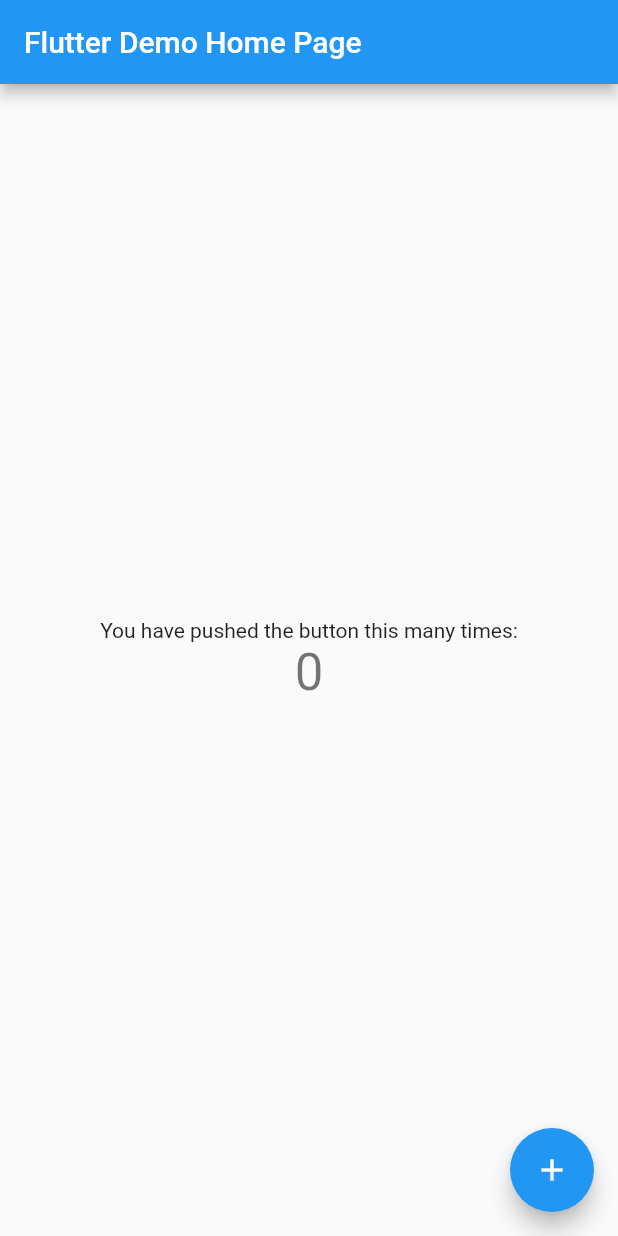
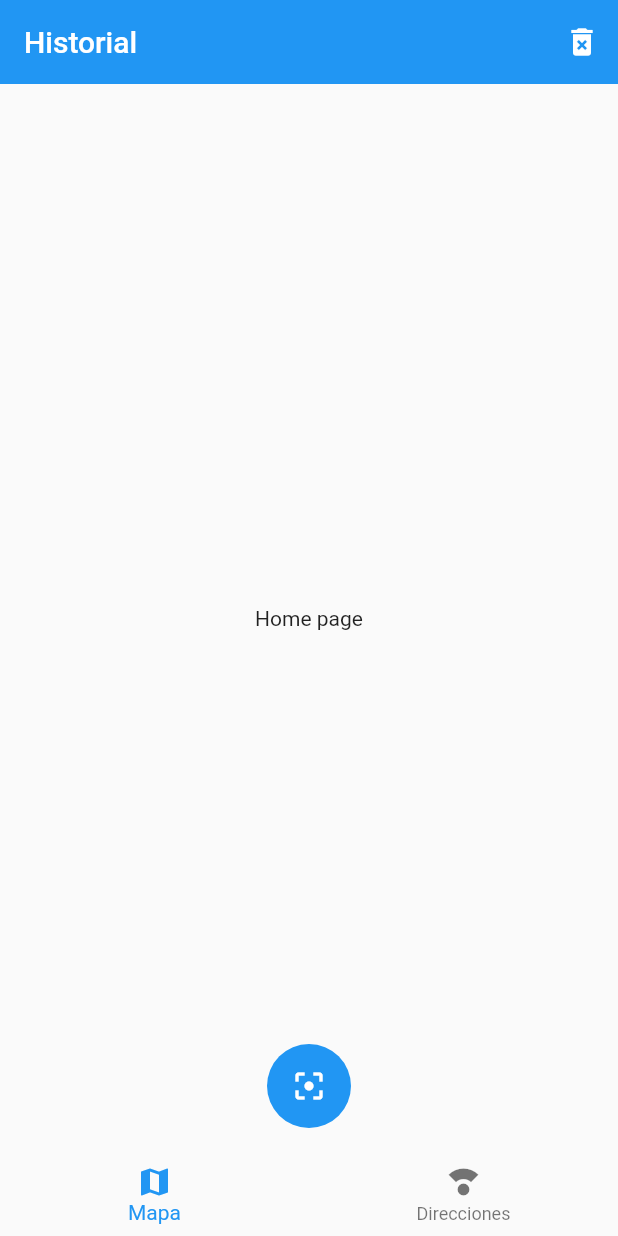
Before and after one commit to jhon2520/QR_Reader, a Flutter app: the screen it shows after launch, on a phone screen of 412 x 824 dp. Run offline on Flutter 3.47's test engine with Material 2 defaults, Android fonts, the phone set to English and light mode, and no system bars.

Commit message:
Se crearon el navigatonbar y el floatin button de la home page

```diff
--- a/lib/main.dart
+++ b/lib/main.dart
@@ -1,113 +1,22 @@
 import 'package:flutter/material.dart';
+import 'package:qr_reader/pages/home_paget.dart';
+import 'package:qr_reader/pages/mapa_page.dart';
 
 void main() {
   runApp(MyApp());
 }
+class MyApp extends StatelessWidget{
+  @override
+  Widget build(BuildContext context){
+    return MaterialApp(
 
-class MyApp extends StatelessWidget {
-  // This widget is the root of your application.
-  @override
-  Widget build(BuildContext context) {
-    return MaterialApp(
-      title: 'Flutter Demo',
-      theme: ThemeData(
-        // This is the theme of your application.
-        //
-        // Try running your application with "flutter run". You'll see the
-        // application has a blue toolbar. Then, without quitting the app, try
-        // changing the primarySwatch below to Colors.green and then invoke
-        // "hot reload" (press "r" in the console where you ran "flutter run",
-        // or simply save your changes to "hot reload" in a Flutter IDE).
-        // Notice that the counter didn't reset back to zero; the application
-        // is not restarted.
-        primarySwatch: Colors.blue,
-      ),
-      home: MyHomePage(title: 'Flutter Demo Home Page'),
+      debugShowCheckedModeBanner: false,
+      title: "Qr Reader",
+      initialRoute: "home",
+      routes: {
+        "home": (_) => HomePage(),
+        "mapa": (_) => MapaPage()
+      },
     );
   }
 }
-
-class MyHomePage extends StatefulWidget {
-  MyHomePage({Key? key, required this.title}) : super(key: key);
-
-  // This widget is the home page of your application. It is stateful, meaning
-  // that it has a State object (defined below) that contains fields that affect
-  // how it looks.
-
-  // This class is the configuration for the state. It holds the values (in this
-  // case the title) provided by the parent (in this case the App widget) and
-  // used by the build method of the State. Fields in a Widget subclass are
-  // always marked "final".
-
-  final String title;
-
-  @override
-  _MyHomePageState createState() => _MyHomePageState();
-}
-
-class _MyHomePageState extends State<MyHomePage> {
-  int _counter = 0;
-
-  void _incrementCounter() {
-    setState(() {
-      // This call to setState tells the Flutter framework that something has
-      // changed in this State, which causes it to rerun the build method below
-      // so that the display can reflect the updated values. If we changed
-      // _counter without calling setState(), then the build method would not be
-      // called again, and so nothing would appear to happen.
-      _counter++;
-    });
-  }
-
-  @override
-  Widget build(BuildContext context) {
-    // This method is rerun every time setState is called, for instance as done
-    // by the _incrementCounter method above.
-    //
-    // The Flutter framework has been optimized to make rerunning build methods
-    // fast, so that you can just rebuild anything that needs updating rather
-    // than having to individually change instances of widgets.
-    return Scaffold(
-      appBar: AppBar(
-        // Here we take the value from the MyHomePage object that was created by
-        // the App.build method, and use it to set our appbar title.
-        title: Text(widget.title),
-      ),
-      body: Center(
-        // Center is a layout widget. It takes a single child and positions it
-        // in the middle of the parent.
-        child: Column(
-          // Column is also a layout widget. It takes a list of children and
-          // arranges them vertically. By default, it sizes itself to fit its
-          // children horizontally, and tries to be as tall as its parent.
-          //
-          // Invoke "debug painting" (press "p" in the console, choose the
-          // "Toggle Debug Paint" action from the Flutter Inspector in Android
-          // Studio, or the "Toggle Debug Paint" command in Visual Studio Code)
-          // to see the wireframe for each widget.
-          //
-          // Column has various properties to control how it sizes itself and
-          // how it positions its children. Here we use mainAxisAlignment to
-          // center the children vertically; the main axis here is the vertical
-          // axis because Columns are vertical (the cross axis would be
-          // horizontal).
-          mainAxisAlignment: MainAxisAlignment.center,
-          children: <Widget>[
-            Text(
-              'You have pushed the button this many times:',
-            ),
-            Text(
-              '$_counter',
-              style: Theme.of(context).textTheme.headline4,
-            ),
-          ],
-        ),
-      ),
-      floatingActionButton: FloatingActionButton(
-        onPressed: _incrementCounter,
-        tooltip: 'Increment',
-        child: Icon(Icons.add),
-      ), // This trailing comma makes auto-formatting nicer for build methods.
-    );
-  }
-}
--- /dev/null
+++ b/lib/pages/home_paget.dart
@@ -0,0 +1,24 @@
+import 'package:flutter/material.dart';
+import 'package:qr_reader/widgets/custom_navigatorbar.dart';
+import 'package:qr_reader/widgets/scan_button.dart';
+
+class HomePage extends StatelessWidget {
+  @override
+  Widget build(BuildContext context) {
+    return Scaffold(
+      appBar: AppBar(
+        elevation: 0,
+        title: Text("Historial"),
+        actions: [
+          IconButton(onPressed: () {}, icon: Icon(Icons.delete_forever))
+        ],
+      ),
+      body: Center(
+        child: Text("Home page"),
+      ),
+      bottomNavigationBar: CustomNavigationBar(),
+      floatingActionButton: ScanButton(),
+      floatingActionButtonLocation: FloatingActionButtonLocation.centerFloat,
+    );
+  }
+}
--- /dev/null
+++ b/lib/pages/mapa_page.dart
@@ -0,0 +1,13 @@
+import 'package:flutter/material.dart';
+
+
+class MapaPage extends StatelessWidget {
+
+  @override
+  Widget build(BuildContext context) {
+    return Scaffold(
+      body: Center(
+        child: Text("Mapa") ,),
+    );
+  }
+}
--- /dev/null
+++ b/lib/widgets/custom_navigatorbar.dart
@@ -0,0 +1,24 @@
+import 'package:flutter/material.dart';
+
+class CustomNavigationBar extends StatelessWidget {
+
+  @override
+  Widget build(BuildContext context) {
+    return BottomNavigationBar(
+      elevation: 0,
+      currentIndex: 0,
+      items:
+    <BottomNavigationBarItem>[
+
+      BottomNavigationBarItem(
+        icon: Icon(Icons.map),
+        label: "Mapa"
+        ),
+      BottomNavigationBarItem(
+        icon: Icon(Icons.compass_calibration),
+        label: "Direcciones"
+        ),
+
+    ]);
+  }
+}
--- /dev/null
+++ b/lib/widgets/scan_button.dart
@@ -0,0 +1,13 @@
+import 'package:flutter/material.dart';
+
+
+class ScanButton extends StatelessWidget {
+
+  @override
+  Widget build(BuildContext context) {
+    return FloatingActionButton(
+      elevation: 0,
+      onPressed: (){},
+      child: Icon(Icons.filter_center_focus_outlined),);
+  }
+}
```
